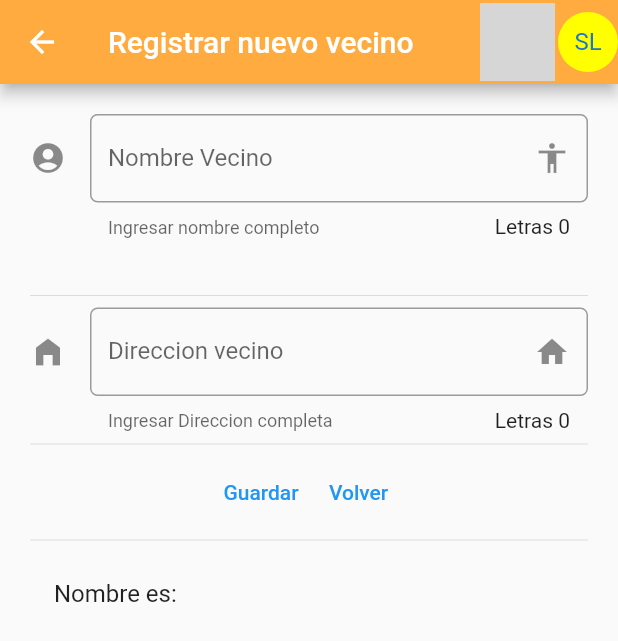
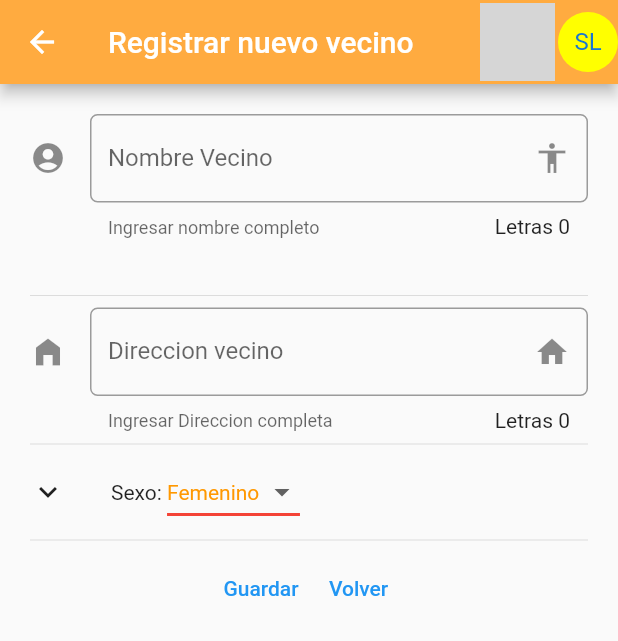
Before and after one commit to jparadae/v-sos, a Flutter app: the Contactos screen opened by its route, on a phone screen of 412 x 824 dp. Shown: the top 641 px of the screen. Run offline on Flutter 3.47's test engine with Material 2 defaults, Android fonts, the phone set to English and light mode, and no system bars; network calls fail; grey boxes are pictures that could not be loaded.

Commit message:
Dropdownsex

```diff
--- a/lib/src/pages/contactos.dart
+++ b/lib/src/pages/contactos.dart
@@ -10,9 +10,13 @@ class Contactos extends StatefulWidget {
 class _ContactoState extends State<Contactos> {
   String _nombre = '';
   String _direccion = '';
+  String _seleccionSexo = 'Femenino';
+  List<String> _sexoList = ['Femenino', 'Masculino'];
+
   @override
   final estiloText = new TextStyle(fontSize: 20);
   final opciones = ['Contac1', 'Contact2'];
+
   Widget build(BuildContext context) {
     return Scaffold(
       appBar: AppBar(
@@ -43,9 +47,11 @@ class _ContactoState extends State<Contactos> {
           Divider(),
           _direccionVecino(),
           Divider(),
+          _sexo(),
+          Divider(),
           _saveVecino(context),
-          Divider(),
-          _createVecino(),
+
+          //_createVecino(), Solo para ver que estoy recibiendo el param
         ],
         // ),
 
@@ -110,6 +116,47 @@ class _ContactoState extends State<Contactos> {
     );
   }
 
+  //Sexo Vecino con Lista Dynamica
+  List<DropdownMenuItem<String>> getOpcionesSexo() {
+    List<DropdownMenuItem<String>> lista = [];
+
+    _sexoList.forEach((sexo) {
+      lista.add(DropdownMenuItem(
+        child: Text(sexo),
+        value: sexo,
+      ));
+    });
+    return lista;
+  }
+
+  Widget _sexo() {
+    return Row(
+      children: <Widget>[
+        Icon(Icons.expand_more_outlined),
+        SizedBox(width: 30.0),
+        Text('Sexo: '),
+        DropdownButton(
+          value: _seleccionSexo,
+          items: getOpcionesSexo(),
+          style: const TextStyle(color: Colors.orange),
+          underline: Container(
+            height: 2,
+            color: Colors.red,
+          ),
+          onChanged: (String? opt) {
+            setState(() {
+              _seleccionSexo = opt!;
+              print(opt);
+            });
+          },
+        )
+      ],
+    );
+  }
+
+  //Fin Sexo
+
+  //Esto solo sirve para ver si recibo algo y si lo guardo en el state
   Widget _createVecino() {
     return ListTile(
       title: Text('Nombre es: $_nombre'),
@@ -117,6 +164,7 @@ class _ContactoState extends State<Contactos> {
   }
 }
 
+//Debes guardar al veci
 Widget _saveVecino(BuildContext context) {
   return Row(
     mainAxisAlignment: MainAxisAlignment.center,
```
